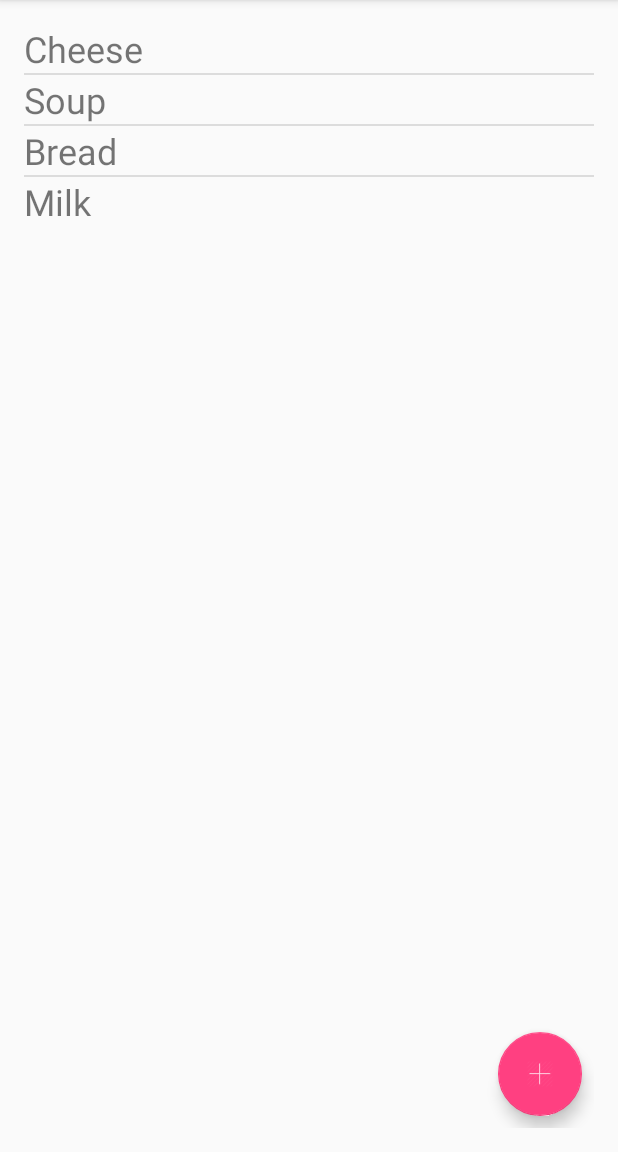
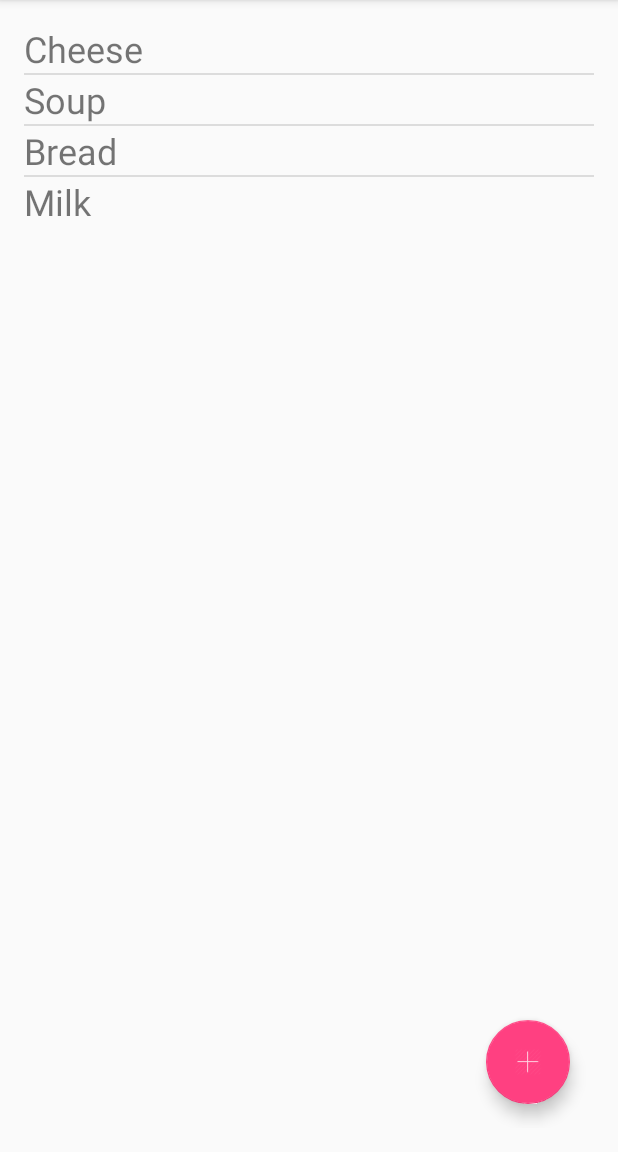
Before and after one commit to kbalouse/CloseBuy, an Android app: the screen it shows after launch (HomeActivity), on a phone screen of 412 x 824 dp, the part 84-1236 px from its top. Run offline under Robolectric (Android 15) with nearby library versions, the phone set to English and light mode, and no system bars.

Commit message:
Fixed add button margins to 16dp away from edge of mobile screen according to android design spec

```diff
--- a/CloseBuy/app/src/main/res/layout/activity_home.xml
+++ b/CloseBuy/app/src/main/res/layout/activity_home.xml
@@ -25,8 +25,8 @@
         android:layout_width="wrap_content"
         android:layout_alignParentBottom="true"
         android:layout_alignEnd="@+id/item_list"
-        android:layout_marginRight="8dp"
-        android:layout_marginBottom="8dp" />
+        android:layout_marginRight="16dp"
+        android:layout_marginBottom="16dp" />
 
     <android.support.design.widget.FloatingActionButton
         android:id="@+id/add_photo"
@@ -35,6 +35,7 @@
         android:layout_gravity="bottom"
         android:layout_alignEnd="@+id/item_list"
         android:layout_above="@id/add"
+        android:layout_marginRight="16dp"
         android:layout_marginBottom="16dp"
         android:visibility="gone" />
 
@@ -45,6 +46,7 @@
         android:layout_gravity="bottom"
         android:layout_alignEnd="@+id/item_list"
         android:layout_above="@id/add_photo"
+        android:layout_marginRight="16dp"
         android:layout_marginBottom="16dp"
         android:visibility="gone" />
 
```
